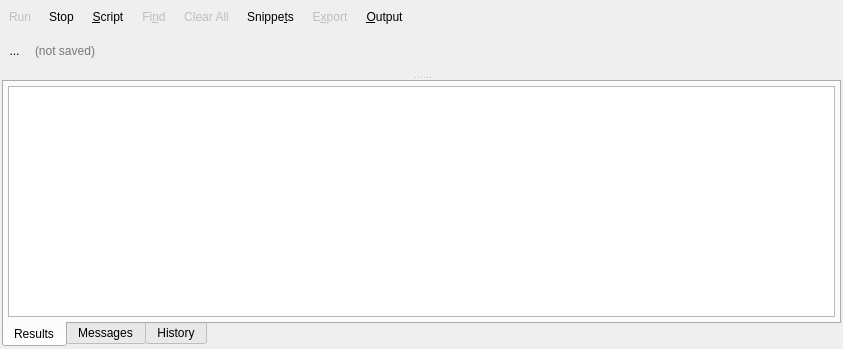
This is libpgmodeler_ui/ui/sqlexecutionwidget.ui in pgmodeler/pgmodeler as Qt 5 draws it before an edit. The edited form follows.
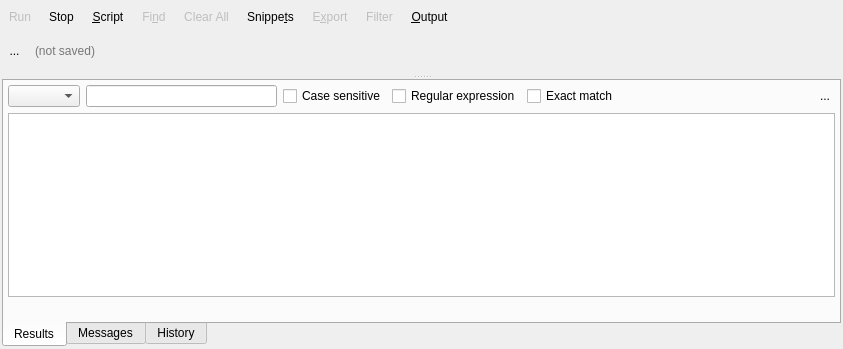
This is the edited form. The open tabs and pages were chosen to show the change. Icons and pictures are not drawn.

Diff of the .ui file:
```diff
--- a/libpgmodeler_ui/ui/sqlexecutionwidget.ui
+++ b/libpgmodeler_ui/ui/sqlexecutionwidget.ui
@@ -438,6 +438,50 @@
        </property>
       </widget>
      </item>
+     <item>
+      <widget class="QToolButton" name="filter_tb">
+       <property name="enabled">
+        <bool>false</bool>
+       </property>
+       <property name="minimumSize">
+        <size>
+         <width>0</width>
+         <height>30</height>
+        </size>
+       </property>
+       <property name="toolTip">
+        <string>Filter the retrived results</string>
+       </property>
+       <property name="text">
+        <string>Filter</string>
+       </property>
+       <property name="icon">
+        <iconset resource="../res/resources.qrc">
+         <normaloff>:/icones/icones/filter.png</normaloff>:/icones/icones/filter.png</iconset>
+       </property>
+       <property name="iconSize">
+        <size>
+         <width>22</width>
+         <height>22</height>
+        </size>
+       </property>
+       <property name="shortcut">
+        <string>Alt+X</string>
+       </property>
+       <property name="checkable">
+        <bool>true</bool>
+       </property>
+       <property name="checked">
+        <bool>false</bool>
+       </property>
+       <property name="toolButtonStyle">
+        <enum>Qt::ToolButtonTextBesideIcon</enum>
+       </property>
+       <property name="autoRaise">
+        <bool>true</bool>
+       </property>
+      </widget>
+     </item>
      <item>
       <widget class="QToolButton" name="output_tb">
        <property name="enabled">
@@ -668,9 +712,9 @@
                   <number>0</number>
                  </property>
                  <property name="horizontalSpacing">
-                  <number>0</number>
+                  <number>6</number>
                  </property>
-                 <item row="0" column="0">
+                 <item row="2" column="0" colspan="5">
                   <widget class="QTableView" name="results_tbw">
                    <property name="editTriggers">
                     <set>QAbstractItemView::DoubleClicked|QAbstractItemView::EditKeyPressed</set>
@@ -688,7 +732,7 @@
                     <bool>true</bool>
                    </attribute>
                    <attribute name="verticalHeaderDefaultSectionSize">
-                    <number>25</number>
+                    <number>26</number>
                    </attribute>
                    <attribute name="verticalHeaderMinimumSectionSize">
                     <number>25</number>
@@ -698,6 +742,144 @@
                 </layout>
                </widget>
               </item>
+              <item row="2" column="0">
+               <layout class="QHBoxLayout" name="horizontalLayout_4">
+                <item>
+                 <spacer name="horizontalSpacer_3">
+                  <property name="orientation">
+                   <enum>Qt::Horizontal</enum>
+                  </property>
+                  <property name="sizeHint" stdset="0">
+                   <size>
+                    <width>253</width>
+                    <height>20</height>
+                   </size>
+                  </property>
+                 </spacer>
+                </item>
+               </layout>
+              </item>
+              <item row="0" column="0">
+               <widget class="QWidget" name="filter_wgt" native="true">
+                <property name="minimumSize">
+                 <size>
+                  <width>0</width>
+                  <height>0</height>
+                 </size>
+                </property>
+                <layout class="QHBoxLayout" name="horizontalLayout_5">
+                 <property name="leftMargin">
+                  <number>0</number>
+                 </property>
+                 <property name="topMargin">
+                  <number>0</number>
+                 </property>
+                 <property name="rightMargin">
+                  <number>0</number>
+                 </property>
+                 <property name="bottomMargin">
+                  <number>0</number>
+                 </property>
+                 <item>
+                  <widget class="QComboBox" name="columns_cmb"/>
+                 </item>
+                 <item>
+                  <widget class="QLineEdit" name="filter_edt">
+                   <property name="sizePolicy">
+                    <sizepolicy hsizetype="MinimumExpanding" vsizetype="Fixed">
+                     <horstretch>0</horstretch>
+                     <verstretch>0</verstretch>
+                    </sizepolicy>
+                   </property>
+                   <property name="clearButtonEnabled">
+                    <bool>true</bool>
+                   </property>
+                  </widget>
+                 </item>
+                 <item>
+                  <widget class="QCheckBox" name="case_sensitive_chk">
+                   <property name="sizePolicy">
+                    <sizepolicy hsizetype="Fixed" vsizetype="Fixed">
+                     <horstretch>0</horstretch>
+                     <verstretch>0</verstretch>
+                    </sizepolicy>
+                   </property>
+                   <property name="text">
+                    <string>Case sensitive</string>
+                   </property>
+                  </widget>
+                 </item>
+                 <item>
+                  <widget class="QCheckBox" name="regexp_chk">
+                   <property name="sizePolicy">
+                    <sizepolicy hsizetype="Fixed" vsizetype="Fixed">
+                     <horstretch>0</horstretch>
+                     <verstretch>0</verstretch>
+                    </sizepolicy>
+                   </property>
+                   <property name="text">
+                    <string>Regular expression</string>
+                   </property>
+                  </widget>
+                 </item>
+                 <item>
+                  <widget class="QCheckBox" name="exact_chk">
+                   <property name="sizePolicy">
+                    <sizepolicy hsizetype="Fixed" vsizetype="Fixed">
+                     <horstretch>0</horstretch>
+                     <verstretch>0</verstretch>
+                    </sizepolicy>
+                   </property>
+                   <property name="text">
+                    <string>Exact match</string>
+                   </property>
+                  </widget>
+                 </item>
+                 <item>
+                  <spacer name="horizontalSpacer_2">
+                   <property name="orientation">
+                    <enum>Qt::Horizontal</enum>
+                   </property>
+                   <property name="sizeHint" stdset="0">
+                    <size>
+                     <width>40</width>
+                     <height>20</height>
+                    </size>
+                   </property>
+                  </spacer>
+                 </item>
+                 <item>
+                  <widget class="QToolButton" name="hide_tb">
+                   <property name="minimumSize">
+                    <size>
+                     <width>20</width>
+                     <height>20</height>
+                    </size>
+                   </property>
+                   <property name="maximumSize">
+                    <size>
+                     <width>20</width>
+                     <height>20</height>
+                    </size>
+                   </property>
+                   <property name="toolTip">
+                    <string>Hide this widget</string>
+                   </property>
+                   <property name="text">
+                    <string>...</string>
+                   </property>
+                   <property name="icon">
+                    <iconset resource="../res/resources.qrc">
+                     <normaloff>:/icones/icones/fechar1.png</normaloff>:/icones/icones/fechar1.png</iconset>
+                   </property>
+                   <property name="autoRaise">
+                    <bool>true</bool>
+                   </property>
+                  </widget>
+                 </item>
+                </layout>
+               </widget>
+              </item>
              </layout>
             </widget>
             <widget class="QWidget" name="tab_2">
```
Left out of the diff: 2 changed lines with no effect on the pictures.
